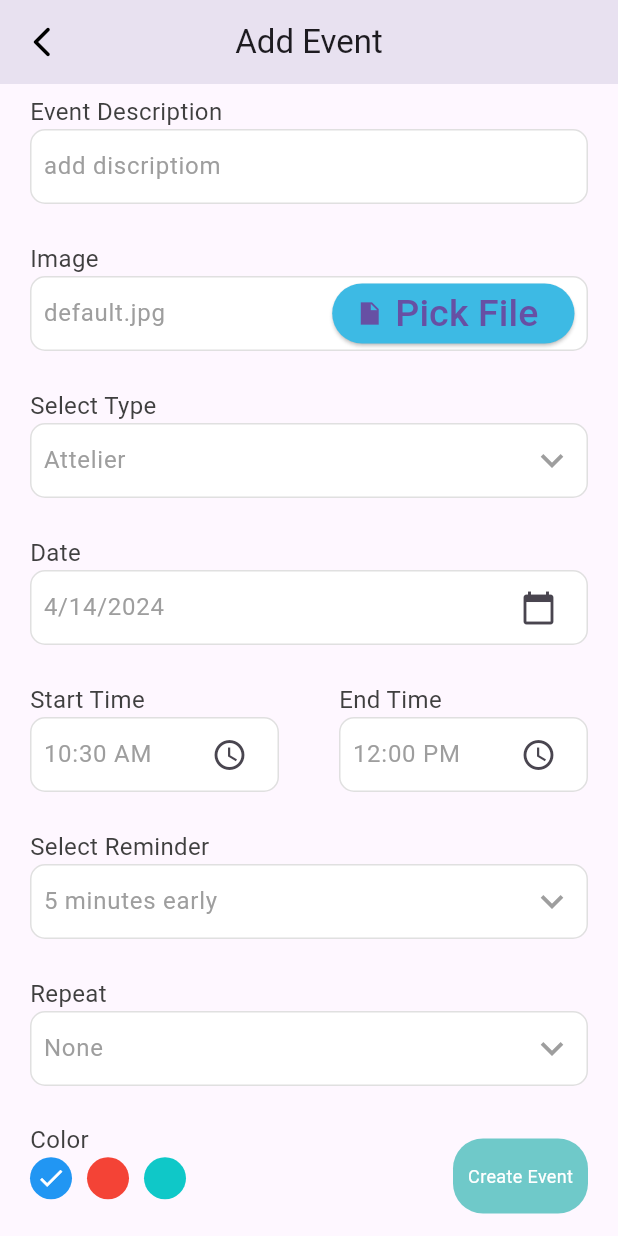
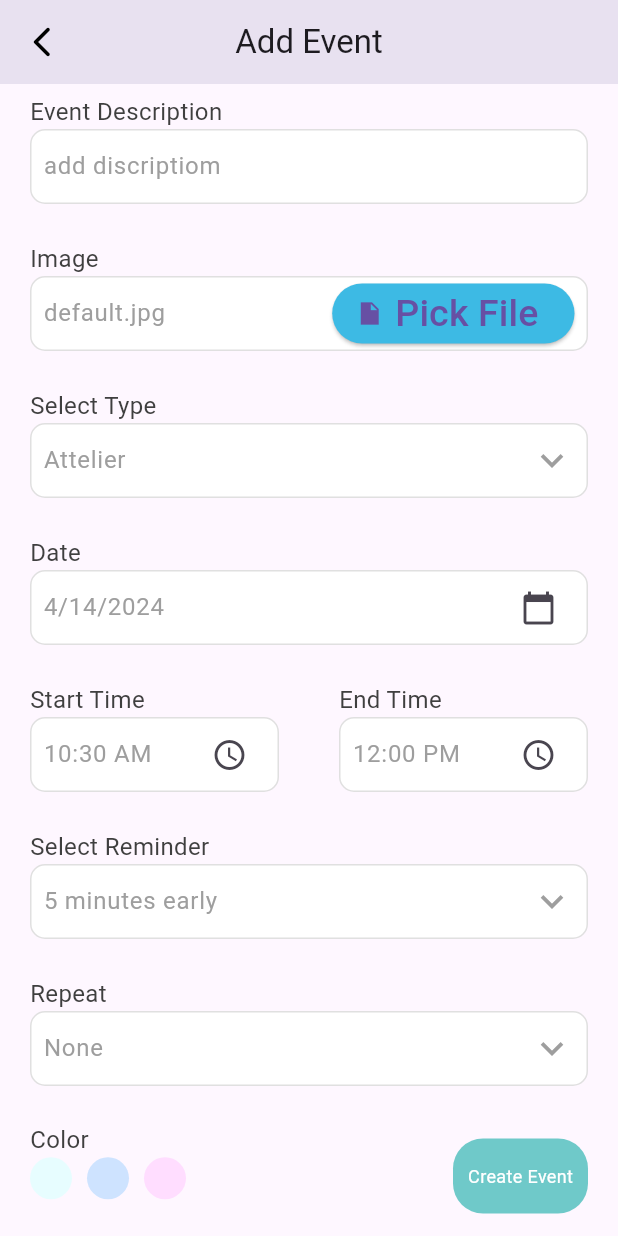
Before and after one commit to aymanerihane/UniEvents, a Flutter app: the Add_event screen opened directly, scrolled down 101 dp, on a phone screen of 412 x 824 dp. Run offline on Flutter 3.47's test engine with Material 3 defaults, Android fonts, the light colour scheme and no system bars; our stand-ins replace date_picker_timeline, file_picker, get, hidden_drawer_menu, sqflite; accounts and stored records are empty; Roboto replaces fonts that are missing (Poppins).

Commit message:
updating colors in event card

```diff
--- a/unievents/lib/templates/EventTime/add_event.dart
+++ b/unievents/lib/templates/EventTime/add_event.dart
@@ -40,7 +40,7 @@ class _Add_eventState extends State<Add_event> {
   List<String> repeatList = ["None", "Daily", "Weekly", "Monthly", "Yearly"];
 
   //Color
-  int _selectedColor = 0;
+  Color _selectedColor = eventColor1;
 
   //Type
   String _selectedType = "Attelier";
@@ -250,7 +250,7 @@ class _Add_eventState extends State<Add_event> {
                             (index) => GestureDetector(
                                   onTap: () {
                                     setState(() {
-                                      _selectedColor = index;
+                                      _selectedColor = index == 0 ? eventColor1 : index == 1 ? eventColor2 : eventColor3;
                                     });
                                   },
                                   child: Padding(
@@ -258,10 +258,10 @@ class _Add_eventState extends State<Add_event> {
                                     child: CircleAvatar(
                                       radius: 14,
                                       backgroundColor: index == 0
-                                          ? Colors.blue
+                                          ? eventColor1
                                           : index == 1
-                                              ? Colors.red
-                                              : primaryColor,
+                                              ? eventColor2
+                                              : eventColor3,
                                       child: _selectedColor == index ? const Icon(Icons.check,color: Colors.white,size: 20,) : Container(),
                                     ),
                                   ),
--- a/unievents/lib/templates/EventTime/card_event.dart
+++ b/unievents/lib/templates/EventTime/card_event.dart
@@ -6,7 +6,7 @@ class Card_Event extends StatelessWidget {
   final String discription;
   final String type;
   final String date;
-  final String colore;
+  final Color colore;
   final Function()? onTap;
   const Card_Event({super.key, required this.label, required this.onTap, required this.discription, required this.type, required this.date, required this.colore});
 
@@ -25,7 +25,7 @@ class Card_Event extends StatelessWidget {
             height: 150,
             decoration: BoxDecoration(
               borderRadius: BorderRadius.circular(20),
-              color: Color(int.parse(colore)),
+              color: colore,
             ),
             child: Container(
               margin: const EdgeInsets.all(8),
--- a/unievents/lib/templates/EventTime/event_time.dart
+++ b/unievents/lib/templates/EventTime/event_time.dart
@@ -54,7 +54,7 @@ class _Event_TimeState extends State<Event_Time> {
                             discription: event.eventDescription,
                             type: event.eventType,
                             date: event.eventDate,
-                            colore: event.color,
+                            colore: Color(int.parse(event.color)),
                             onTap: ()=>navigateToEventDetails(event),
                           ),
                         );
--- a/unievents/lib/themes/themes.dart
+++ b/unievents/lib/themes/themes.dart
@@ -3,3 +3,7 @@ import 'package:flutter/material.dart';
 const primaryColor = Color.fromARGB(255, 15, 200, 200);
 const secondaryColor = Color.fromARGB(255, 111, 201, 201);
 const backgroundColor = Color(0xFFcfe0fa);
+
+const eventColor1 = Color.fromARGB(192, 224, 255, 255);
+const eventColor2 = Color.fromARGB(220, 198, 224, 255);
+const eventColor3 = Color.fromARGB(187, 255, 211, 255);
```
